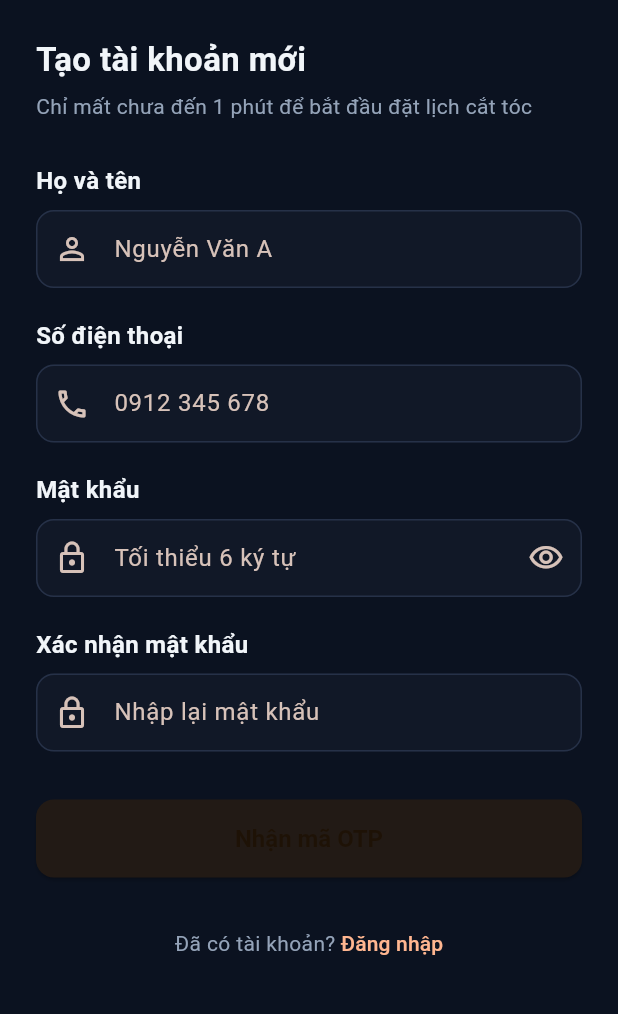
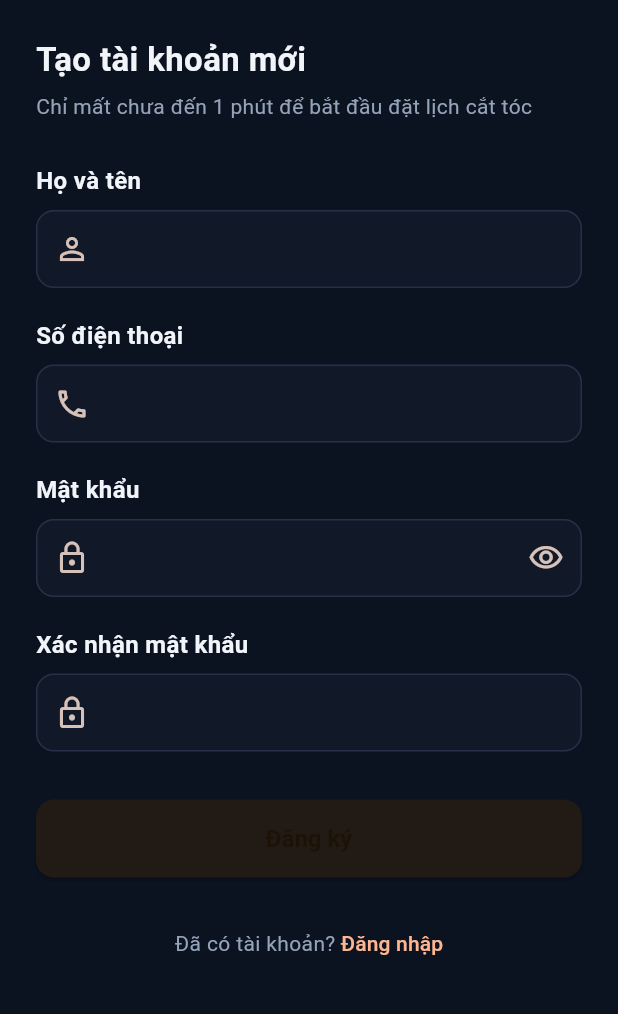
Before and after one commit to hoangganhh0211/barberbook_app, a Flutter app: the screen it shows after launch, after a tap on "Đăng nhập", after a tap on "Đăng ký ngay", on a phone screen of 412 x 824 dp, the part 84-1098 px from its top. Run offline on Flutter 3.47's test engine with Material 3 defaults, Android fonts, the light colour scheme and no system bars; our stand-ins replace flutter_riverpod, flutter_secure_storage, freezed_annotation, go_router, shared_preferences, shimmer and 1 more; accounts and stored records are empty.

Commit message:
Update lại logic đăng ký và đăng nhập

```diff
--- a/lib/features/auth/screen/login_screen.dart
+++ b/lib/features/auth/screen/login_screen.dart
@@ -113,7 +113,6 @@ class _LoginScreenState extends ConsumerState<LoginScreen> {
                   autofillHints: const [AutofillHints.telephoneNumber],
                   style: AppTextStyles.bodyRegular,
                   decoration: const InputDecoration(
-                    hintText: '0912 345 678',
                     prefixIcon: Icon(Icons.phone_outlined),
                   ),
                   validator: Validators.phone,
@@ -130,7 +129,6 @@ class _LoginScreenState extends ConsumerState<LoginScreen> {
                   autofillHints: const [AutofillHints.password],
                   onFieldSubmitted: (_) => _handleLogin(),
                   decoration: InputDecoration(
-                    hintText: 'Nhập mật khẩu',
                     prefixIcon: const Icon(Icons.lock_outline),
                     suffixIcon: IconButton(
                       icon: Icon(
@@ -155,45 +153,6 @@ class _LoginScreenState extends ConsumerState<LoginScreen> {
                   label: 'Đăng nhập',
                   isLoading: _isSubmitting,
                   onPressed: _handleLogin,
-                ),
-                const SizedBox(height: 28),
-
-                Row(
-                  children: [
-                    const Expanded(child: Divider(color: AppColors.border)),
-                    Padding(
-                      padding: const EdgeInsets.symmetric(horizontal: 12),
-                      child: Text('hoặc', style: AppTextStyles.caption),
-                    ),
-                    const Expanded(child: Divider(color: AppColors.border)),
-                  ],
-                ),
-                const SizedBox(height: 24),
-
-                // Nut Google/Facebook: UI da san theo dung Figma, nhung
-                // CHUA wiring that (can them package `google_sign_in`,
-                // `flutter_facebook_auth` va API `ApiEndpoints.socialLogin`
-                // - se hoan thien cung phan con lai cua Sprint 1).
-                OutlinedButton(
-                  onPressed: _isSubmitting ? null : () => _showComingSoon('Đăng nhập Google'),
-                  child: Row(
-                    mainAxisAlignment: MainAxisAlignment.center,
-                    children: [
-                      const CircleAvatar(
-                        radius: 10,
-                        backgroundColor: Colors.white,
-                        child: Text('G', style: TextStyle(fontSize: 12, fontWeight: FontWeight.w700, color: Colors.black87)),
-                      ),
-                      const SizedBox(width: 10),
-                      const Text('Tiếp tục với Google'),
-                    ],
-                  ),
-                ),
-                const SizedBox(height: 12),
-                OutlinedButton.icon(
-                  onPressed: _isSubmitting ? null : () => _showComingSoon('Đăng nhập Facebook'),
-                  icon: const Icon(Icons.facebook, color: Color(0xFF1877F2)),
-                  label: const Text('Tiếp tục với Facebook'),
                 ),
                 const SizedBox(height: 28),
 
--- a/lib/features/auth/screen/register_screen.dart
+++ b/lib/features/auth/screen/register_screen.dart
@@ -8,15 +8,13 @@ import 'package:barberbook_app/core/utils/validators.dart';
 import 'package:barberbook_app/core/widgets/app_primary_button.dart';
 import 'package:barberbook_app/core/widgets/branded_app_bar.dart';
 import 'package:barberbook_app/features/auth/provider/auth_controller.dart';
-import 'package:barberbook_app/features/auth/screen/otp_screen.dart';
-import 'package:barberbook_app/routes/route_paths.dart';
 
-/// Man Dang ky - Buoc 1/2 cua luong US-AUTH-001 (Buoc 2 la [OtpScreen]).
+/// Man Dang ky (US-AUTH-001 - ban rut gon, KHONG qua buoc OTP).
 ///
-/// Thu thap Ho ten + SDT + Mat khau, goi API yeu cau OTP. THANH CONG o day
-/// KHONG nghia la da tao tai khoan - tai khoan chi thuc su duoc tao sau khi
-/// xac thuc OTP dung ([OtpScreen]) - vi vay man nay CHUA luu gi vao
-/// AuthState, chi push sang OtpScreen kem theo du lieu can thiet.
+/// Thu thap Ho ten + SDT + Mat khau, goi thang `register()` - thanh cong la
+/// tai khoan da duoc tao VA dang nhap luon ngay lap tuc (Supabase tra ve
+/// session, `AuthController` tu cap nhat state qua `onAuthStateChange`).
+/// Man nay KHONG tu dieu huong - `route_guard.dart` se tu dua vao dung Shell.
 class RegisterScreen extends ConsumerStatefulWidget {
   const RegisterScreen({super.key});
 
@@ -52,7 +50,7 @@ class _RegisterScreenState extends ConsumerState<RegisterScreen> {
     final String fullName = _fullNameController.text.trim();
     final String password = _passwordController.text;
 
-    final failure = await ref.read(authControllerProvider.notifier).requestRegisterOtp(
+    final failure = await ref.read(authControllerProvider.notifier).register(
           phone: phone,
           fullName: fullName,
           password: password,
@@ -62,12 +60,17 @@ class _RegisterScreenState extends ConsumerState<RegisterScreen> {
     setState(() => _isSubmitting = false);
 
     if (failure == null) {
-      // Chuyen sang man OTP kem theo du lieu can de xac thuc/gui lai ma -
-      // KHONG luu gi vao AuthState o day (xem doc comment dau file).
-      context.push(
-        RoutePaths.registerOtp,
-        extra: OtpScreenArgs(phone: phone, fullName: fullName, password: password),
-      );
+      // Phan hoi ngay lap tuc cho nguoi dung THAY vi im lang cho -
+      // `route_guard.dart` van se tu dieu huong vao dung Shell ngay sau do
+      // khi `onAuthStateChange` phat su kien (thuong chi mat vai tram ms).
+      ScaffoldMessenger.of(context)
+        ..hideCurrentSnackBar()
+        ..showSnackBar(
+          const SnackBar(
+            content: Text('Tạo tài khoản thành công!'),
+            backgroundColor: AppColors.success,
+          ),
+        );
     } else {
       ScaffoldMessenger.of(context)
         ..hideCurrentSnackBar()
@@ -107,7 +110,6 @@ class _RegisterScreenState extends ConsumerState<RegisterScreen> {
                   textInputAction: TextInputAction.next,
                   autofillHints: const [AutofillHints.name],
                   decoration: const InputDecoration(
-                    hintText: 'Nguyễn Văn A',
                     prefixIcon: Icon(Icons.person_outline),
                   ),
                   validator: Validators.fullName,
@@ -122,7 +124,6 @@ class _RegisterScreenState extends ConsumerState<RegisterScreen> {
                   textInputAction: TextInputAction.next,
                   autofillHints: const [AutofillHints.telephoneNumber],
                   decoration: const InputDecoration(
-                    hintText: '0912 345 678',
                     prefixIcon: Icon(Icons.phone_outlined),
                   ),
                   validator: Validators.phone,
@@ -136,7 +137,6 @@ class _RegisterScreenState extends ConsumerState<RegisterScreen> {
                   obscureText: _obscurePassword,
                   textInputAction: TextInputAction.next,
                   decoration: InputDecoration(
-                    hintText: 'Tối thiểu 6 ký tự',
                     prefixIcon: const Icon(Icons.lock_outline),
                     suffixIcon: IconButton(
                       icon: Icon(
@@ -157,7 +157,6 @@ class _RegisterScreenState extends ConsumerState<RegisterScreen> {
                   textInputAction: TextInputAction.done,
                   onFieldSubmitted: (_) => _handleSubmit(),
                   decoration: const InputDecoration(
-                    hintText: 'Nhập lại mật khẩu',
                     prefixIcon: Icon(Icons.lock_outline),
                   ),
                   validator: (value) => Validators.confirmPassword(_passwordController.text)(value),
@@ -165,7 +164,7 @@ class _RegisterScreenState extends ConsumerState<RegisterScreen> {
                 const SizedBox(height: 32),
 
                 AppPrimaryButton(
-                  label: 'Nhận mã OTP',
+                  label: 'Đăng ký',
                   isLoading: _isSubmitting,
                   onPressed: _handleSubmit,
                 ),
--- a/lib/routes/route_guard.dart
+++ b/lib/routes/route_guard.dart
@@ -33,9 +33,7 @@ String? routeGuardRedirect(AuthState authState, GoRouterState routerState) {
   // "Pre-auth area": cac man nguoi dung CHUA dang nhap duoc phep dung lai -
   // dang ky them man moi (vd: Quen mat khau) CHI can them vao list nay,
   // khong phai sua logic redirect.
-  final bool isOnPreAuthArea = location == RoutePaths.login ||
-      location == RoutePaths.register ||
-      location == RoutePaths.registerOtp;
+  final bool isOnPreAuthArea = location == RoutePaths.login || location == RoutePaths.register;
   final bool isOnCustomerArea = location.startsWith(RoutePaths.customerRoot);
   final bool isOnPartnerArea = location.startsWith(RoutePaths.partnerRoot);
 
--- a/lib/routes/route_paths.dart
+++ b/lib/routes/route_paths.dart
@@ -5,7 +5,6 @@ abstract class RoutePaths {
   static const String splash = '/splash';
   static const String login = '/login';
   static const String register = '/register';
-  static const String registerOtp = '/register/otp';
 
   // ----- Customer Shell (5 tab dung theo Figma: Home/Dat lich/Tiem/Thong bao/Thong tin) -----
   static const String customerRoot = '/customer';
--- a/pubspec.yaml
+++ b/pubspec.yaml
@@ -40,7 +40,6 @@ dependencies:
 
   # Nghiep vu dac thu (se dung tu Sprint 2 tro di)
   table_calendar: ^3.1.3
-  pin_code_fields: ^8.0.1
   image_picker: ^1.1.2
   image_cropper: ^8.0.2
   permission_handler: ^11.3.1
```
Also changed, not shown: lib/features/auth/provider/auth_controller.dart (+5 -25 lines), lib/features/auth/repository/auth_repository.dart (+5 -29 lines), lib/features/auth/screen/otp_screen.dart (deleted, +0 -216 lines), lib/features/auth/service/auth_service.dart (+39 -37 lines), lib/routes/app_router.dart (+0 -19 lines), pubspec.lock, 1 other file.
